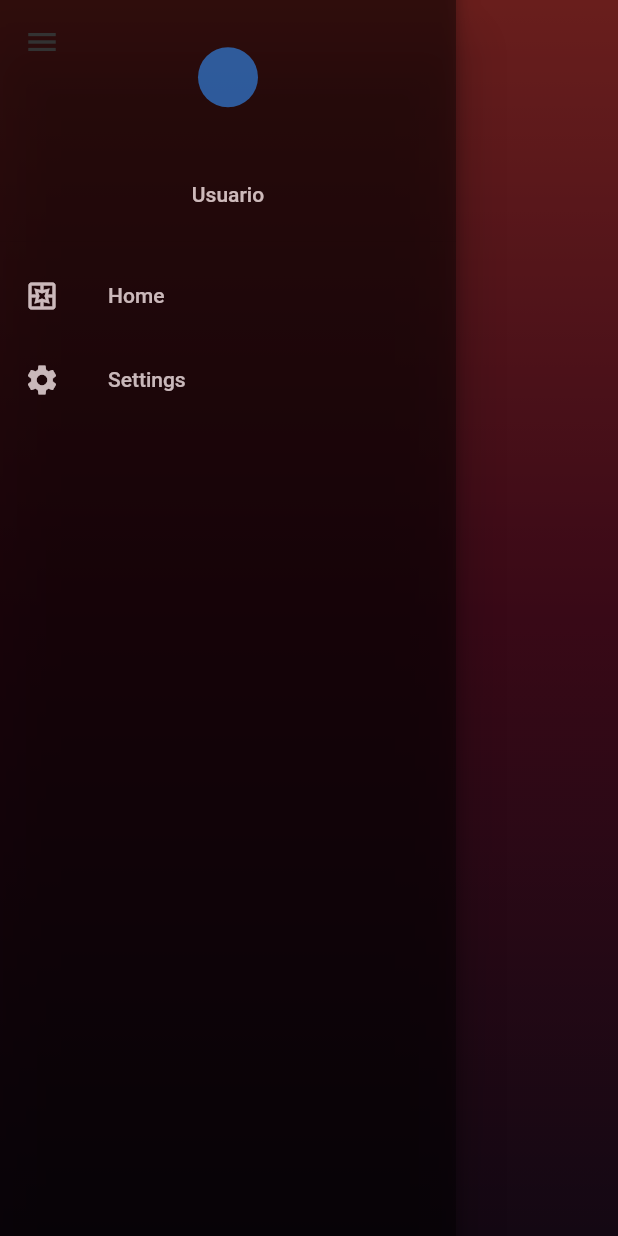
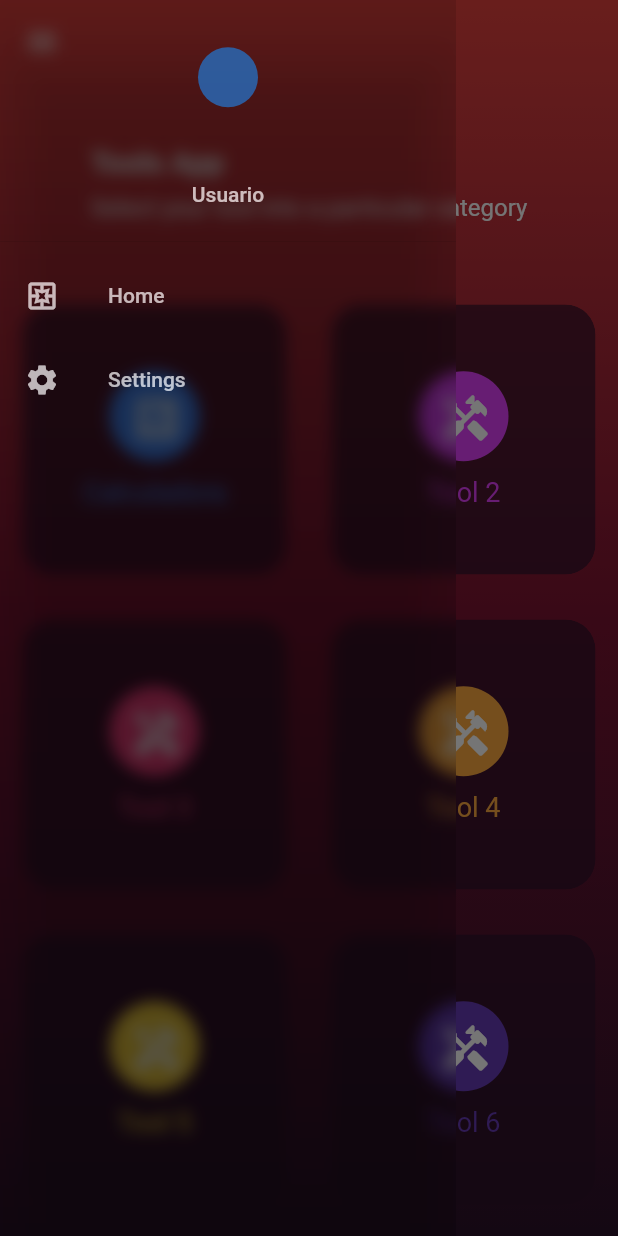
Before and after one commit to LuisFelipePoma/ToolsAppMovil, a Flutter app: the screen it shows after launch, with the side drawer open, on a phone screen of 412 x 824 dp. Run offline on Flutter 3.47's test engine with Material 2 defaults, Android fonts, the phone set to English and light mode, and no system bars; our stand-ins replace shared_preferences.

Commit message:
Cards Tools Home Screen & Side Bar opacity

```diff
--- a/tools_app/lib/screens/home_screen.dart
+++ b/tools_app/lib/screens/home_screen.dart
@@ -14,6 +14,7 @@ class HomeScreen extends StatelessWidget {
         child: Stack(
           children: [
             BackgroundHome(),
+            _HomeBody(),
           ],
         ),
       ),
@@ -25,3 +26,24 @@ class HomeScreen extends StatelessWidget {
         elevation: 0,
       );
 }
+
+class _HomeBody extends StatelessWidget {
+  const _HomeBody();
+
+  @override
+  Widget build(BuildContext context) {
+    return const SingleChildScrollView(
+      physics: BouncingScrollPhysics(),
+      scrollDirection: Axis.vertical,
+      child: Column(
+        children: [
+          // Titles
+          PageTitle(),
+
+          // Card Table
+          CardTable(),
+        ],
+      ),
+    );
+  }
+}
--- /dev/null
+++ b/tools_app/lib/widgets/home/card_table.dart
@@ -0,0 +1,130 @@
+import 'dart:ui';
+
+import 'package:flutter/material.dart';
+
+class CardTable extends StatelessWidget {
+  const CardTable({super.key});
+
+  @override
+  Widget build(BuildContext context) {
+    return Table(
+      children: const [
+        TableRow(
+          children: [
+            _SingleCard(
+              icon: Icons.calculate_outlined,
+              color: Colors.blueAccent,
+              text: 'Calculadora',
+            ),
+            _SingleCard(
+              icon: Icons.handyman_rounded,
+              color: Colors.purpleAccent,
+              text: 'Tool 2',
+            ),
+          ],
+        ),
+        TableRow(
+          children: [
+            _SingleCard(
+              icon: Icons.handyman_rounded,
+              color: Colors.pinkAccent,
+              text: 'Tool 3',
+            ),
+            _SingleCard(
+              icon: Icons.handyman_rounded,
+              color: Colors.orangeAccent,
+              text: 'Tool 4',
+            ),
+          ],
+        ),
+        TableRow(
+          children: [
+            _SingleCard(
+              icon: Icons.handyman_rounded,
+              color: Colors.amberAccent,
+              text: 'Tool 5',
+            ),
+            _SingleCard(
+              icon: Icons.handyman_rounded,
+              color: Colors.deepPurple,
+              text: 'Tool 6',
+            ),
+          ],
+        ),
+        TableRow(
+          children: [
+            _SingleCard(
+              icon: Icons.handyman_rounded,
+              color: Colors.cyanAccent,
+              text: 'Tool 7',
+            ),
+            _SingleCard(
+              icon: Icons.handyman_rounded,
+              color: Colors.greenAccent,
+              text: 'Tool 8',
+            ),
+          ],
+        ),
+      ],
+    );
+  }
+}
+
+class _SingleCard extends StatelessWidget {
+  const _SingleCard(
+      {required this.icon, required this.color, required this.text});
+
+  final IconData icon;
+  final Color color;
+  final String text;
+
+  @override
+  Widget build(BuildContext context) {
+    var column = Column(
+      mainAxisAlignment: MainAxisAlignment.center,
+      children: [
+        CircleAvatar(
+          backgroundColor: color,
+          radius: 30,
+          child: IconButton(
+            icon: Icon(icon, size: 35, color: Colors.white),
+            onPressed: () {},
+          ),
+        ),
+        const SizedBox(height: 10),
+        Text(
+          text,
+          style: TextStyle(color: color, fontSize: 18),
+        )
+      ],
+    );
+    return _CardBackground(child: column);
+  }
+}
+
+class _CardBackground extends StatelessWidget {
+  const _CardBackground({required this.child});
+
+  final Widget child;
+
+  @override
+  Widget build(BuildContext context) {
+    return Container(
+      margin: const EdgeInsets.all(15),
+      child: ClipRRect(
+        borderRadius: BorderRadius.circular(20),
+        child: BackdropFilter(
+          filter: ImageFilter.blur(sigmaX: 5, sigmaY: 5),
+          child: Container(
+            height: 180,
+            decoration: BoxDecoration(
+              color: const Color.fromRGBO(44, 18, 42, 0.7),
+              borderRadius: BorderRadius.circular(20),
+            ),
+            child: child,
+          ),
+        ),
+      ),
+    );
+  }
+}
--- /dev/null
+++ b/tools_app/lib/widgets/home/page_tile.dart
@@ -0,0 +1,32 @@
+import 'package:flutter/material.dart';
+
+class PageTitle extends StatelessWidget {
+  const PageTitle({Key? key}) : super(key: key);
+
+  @override
+  Widget build(BuildContext context) {
+    return SafeArea(
+      bottom: false,
+      child: Container(
+        margin: const EdgeInsets.symmetric(horizontal: 20, vertical: 40),
+        child: const Column(
+          crossAxisAlignment: CrossAxisAlignment.start,
+          children: [
+            Text(
+              'Tools App',
+              style: TextStyle(
+                  fontSize: 20,
+                  fontWeight: FontWeight.bold,
+                  color: Colors.white),
+            ),
+            SizedBox(height: 10),
+            Text(
+              'Select your tool into a particular category',
+              style: TextStyle(fontSize: 16, color: Colors.white),
+            ),
+          ],
+        ),
+      ),
+    );
+  }
+}
--- a/tools_app/lib/widgets/home/side_menu.dart
+++ b/tools_app/lib/widgets/home/side_menu.dart
@@ -8,9 +8,14 @@ class SideMenu extends StatelessWidget {
 
   @override
   Widget build(BuildContext context) {
-    return Opacity(
-      opacity: 0.7,
-      child: sideNav(),
+    return ClipRRect(
+      child: BackdropFilter(
+        filter: ImageFilter.blur(sigmaX: 5.0, sigmaY: 5.0),
+        child: Opacity(
+          opacity: 0.7,
+          child: sideNav(),
+        ),
+      ),
     );
   }
 }
@@ -23,17 +28,9 @@ class sideNav extends StatelessWidget {
   @override
   Widget build(BuildContext context) {
     return Drawer(
-      backgroundColor: Colors.black38,
+      backgroundColor: Colors.black12,
       child: Stack(
         children: <Widget>[
-          // first child be the blur background
-          BackdropFilter(
-            filter: ImageFilter.blur(
-                sigmaX: 5.0,
-                sigmaY: 5.0), //this is dependent on the import statment above
-            child: Container(
-                decoration: const BoxDecoration(color: Colors.black38)),
-          ),
           ListView(
             padding: EdgeInsets.zero,
             children: [
--- a/tools_app/lib/widgets/widgets.dart
+++ b/tools_app/lib/widgets/widgets.dart
@@ -1,3 +1,6 @@
+export 'package:tools_app/widgets/home/card_table.dart';
+
+export 'package:tools_app/widgets/home/page_tile.dart';
 export 'package:tools_app/widgets/home/app_bar.dart';
 export 'package:tools_app/widgets/home/side_menu.dart';
 export 'package:tools_app/widgets/home/background.dart';
```
